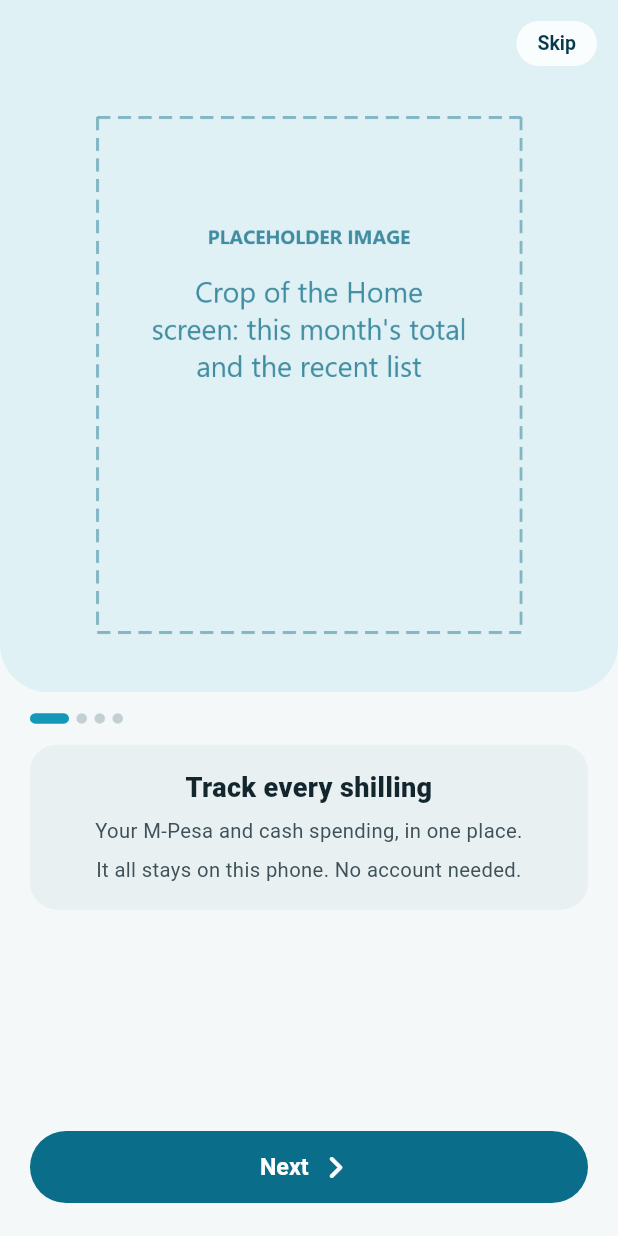
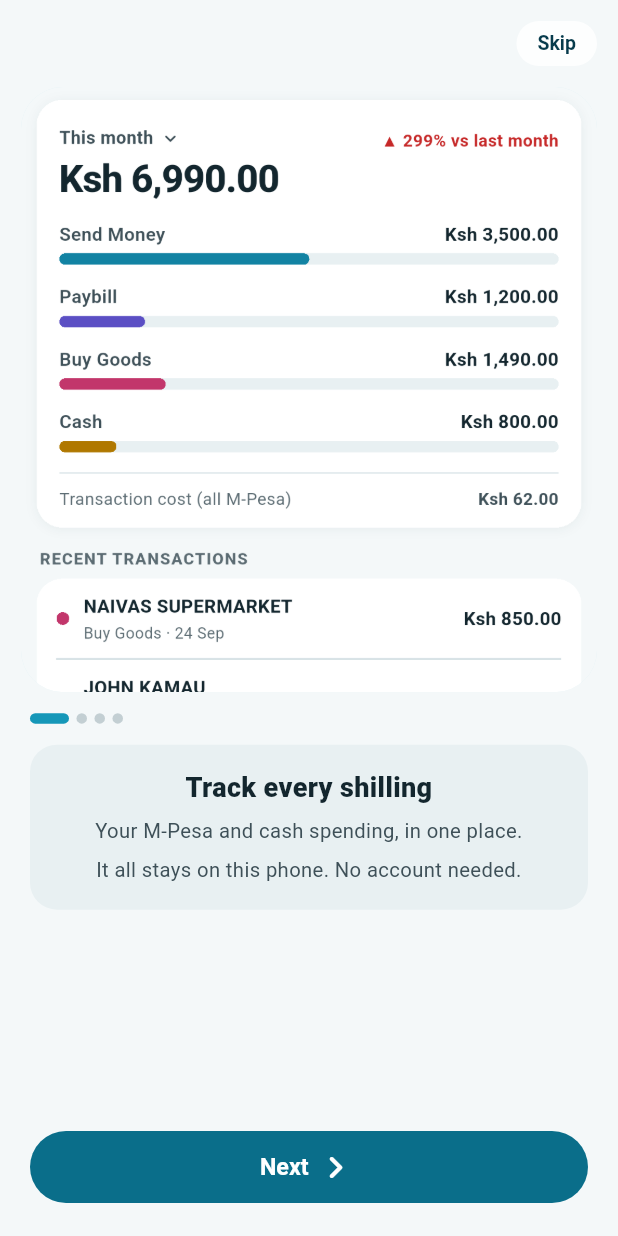
Before and after one commit to Joshynsky/mmogo, a Flutter app: the OnboardingScreen screen opened by its route, on a phone screen of 412 x 824 dp. Run offline on Flutter 3.47's test engine with Material 3 defaults, Android fonts, the phone set to English and light mode, and no system bars; our stand-ins replace share_plus, shared_preferences, sqflite_common_ffi; accounts and stored records are empty.

Commit message:
Onboarding: real screenshots for every image slot; Skip on its own row above the image; images top-aligned

```diff
--- a/lib/ui/screens/onboarding_screen.dart
+++ b/lib/ui/screens/onboarding_screen.dart
@@ -72,7 +72,7 @@ int get onboardingStepCount => _steps.length;
 /// (image-led, per the PM's design): a large rounded image area on top (56% of the screen), a
 /// pill+dots progress indicator, a short text card, a wide "Next ›" pill
 /// with a round deep-ocean Back "‹" from step 2 (chevron icons, mock v5),
-/// and Skip top-right over the image. Reached only from the Welcome screen while the onboarding-complete
+/// and Skip top-right on its own row above the image. Reached only from the Welcome screen while the onboarding-complete
 /// flag is unset. Skip and Get started both set the flag and reset the stack
 /// to Home; Get started also saves a non-empty trimmed name through
 /// [AppPrefs.writeUserDisplayName] (T17 BINDING — bumps Home's greeting
@@ -191,7 +191,11 @@ class _StepPage extends StatelessWidget {
     // the screen size rather than the body constraints so the image does
     // not shrink when the keyboard opens on the name step — the page
     // scrolls instead.
-    final imageHeight = media.size.height * 0.56;
+    // Skip sits on its own row above the image (on the page background), so no
+    // image ever runs underneath it. The row plus the image together still
+    // take 56% of the screen.
+    final skipRowHeight = media.padding.top + 5 + 48 + 5;
+    final imageHeight = media.size.height * 0.56 - skipRowHeight;
     return ColoredBox(
       color: AppPalette.of(context).background,
       child: LayoutBuilder(
@@ -202,15 +206,13 @@ class _StepPage extends StatelessWidget {
               child: Column(
                 crossAxisAlignment: CrossAxisAlignment.stretch,
                 children: [
-                  SizedBox(
-                    height: imageHeight,
-                    child: Stack(
-                      fit: StackFit.expand,
-                      children: [
-                        _ImageArea(step: step, topInset: media.padding.top),
-                        Positioned(top: media.padding.top + 5, right: 14, child: _SkipButton(onPressed: onSkip)),
-                      ],
-                    ),
+                  Padding(
+                    padding: EdgeInsets.fromLTRB(20, media.padding.top + 5, 14, 5),
+                    child: Align(alignment: Alignment.centerRight, child: _SkipButton(onPressed: onSkip)),
+                  ),
+                  Padding(
+                    padding: const EdgeInsets.symmetric(horizontal: 14),
+                    child: SizedBox(height: imageHeight, child: _ImageArea(step: step)),
                   ),
                   Expanded(
                     child: SafeArea(
@@ -250,25 +252,23 @@ class _StepPage extends StatelessWidget {
 }
 
 class _ImageArea extends StatelessWidget {
-  const _ImageArea({required this.step, required this.topInset});
+  const _ImageArea({required this.step});
 
   final _Step step;
-  final double topInset;
 
   @override
   Widget build(BuildContext context) {
     final frames = step.frames;
     final palette = AppPalette.of(context);
     return ClipRRect(
-      borderRadius: const BorderRadius.vertical(bottom: Radius.circular(32)),
+      borderRadius: BorderRadius.circular(28),
       child: ColoredBox(
         key: const Key('onboarding-image-area'),
         color: palette.tint,
         child: frames == null
             ? _SlotImage(asset: step.image!)
-            // Mock `.img{padding:48px 22px 18px}` — the 48px top clears Skip.
             : Padding(
-                padding: EdgeInsets.fromLTRB(22, topInset + 48, 22, 18),
+                padding: const EdgeInsets.fromLTRB(22, 22, 22, 18),
                 child: _ParseStrip(frames: frames),
               ),
       ),
@@ -276,7 +276,7 @@ class _ImageArea extends StatelessWidget {
   }
 }
 
-/// One bundled image, `BoxFit.cover`. If the asset is missing or fails to
+/// One bundled image, `BoxFit.cover`, top-aligned. If the asset is missing or fails to
 /// decode, [Image.errorBuilder] leaves an empty box, so the tint
 /// background behind it shows through — never a crash or a broken-image
 /// glyph. Decorative: the text card carries the meaning.
@@ -291,6 +291,9 @@ class _SlotImage extends StatelessWidget {
       asset,
       key: ValueKey('onboarding-img:$asset'),
       fit: BoxFit.cover,
+      // Anchored to the top: if the slot is shorter than the image, only the
+      // bottom is trimmed, so the header of each screenshot stays visible.
+      alignment: Alignment.topCenter,
       width: double.infinity,
       height: double.infinity,
       excludeFromSemantics: true,
```
Also changed, not shown: assets/onboarding/step1.png, assets/onboarding/step2_1.png, assets/onboarding/step2_2.png, assets/onboarding/step2_3.png, assets/onboarding/step3.png, assets/onboarding/step4.png.
